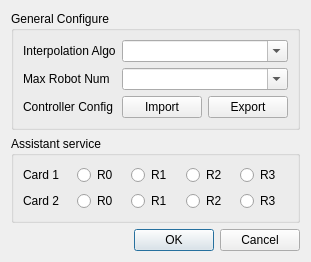
lazyshawn/NeoRobotController, file src/ui/forms/advanceConfigWindow.ui: the form before one commit.
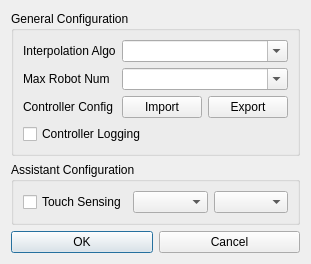
The form after the commit.

```diff
--- a/src/ui/forms/advanceConfigWindow.ui
+++ b/src/ui/forms/advanceConfigWindow.ui
@@ -6,8 +6,8 @@
    <rect>
     <x>0</x>
     <y>0</y>
-    <width>227</width>
-    <height>176</height>
+    <width>231</width>
+    <height>182</height>
    </rect>
   </property>
   <property name="windowTitle">
@@ -15,35 +15,47 @@
   </property>
   <layout class="QGridLayout" name="gridLayout_2">
    <item row="2" column="0">
-    <widget class="QDialogButtonBox" name="buttonBox">
-     <property name="orientation">
-      <enum>Qt::Horizontal</enum>
+    <widget class="QPushButton" name="pushButton_3">
+     <property name="text">
+      <string>OK</string>
      </property>
-     <property name="standardButtons">
-      <set>QDialogButtonBox::Cancel|QDialogButtonBox::Ok</set>
+    </widget>
+   </item>
+   <item row="2" column="1">
+    <widget class="QPushButton" name="pushButton_4">
+     <property name="text">
+      <string>Cancel</string>
      </property>
     </widget>
    </item>
-   <item row="0" column="0">
+   <item row="1" column="0" colspan="2">
+    <widget class="QGroupBox" name="groupBox_2">
+     <property name="title">
+      <string>Assistant Configuration</string>
+     </property>
+     <layout class="QGridLayout" name="gridLayout">
+      <item row="0" column="0">
+       <widget class="QCheckBox" name="checkBox">
+        <property name="text">
+         <string>Touch Sensing</string>
+        </property>
+       </widget>
+      </item>
+      <item row="0" column="2">
+       <widget class="QComboBox" name="comboBox_4"/>
+      </item>
+      <item row="0" column="1">
+       <widget class="QComboBox" name="comboBox_3"/>
+      </item>
+     </layout>
+    </widget>
+   </item>
+   <item row="0" column="0" colspan="2">
     <widget class="QGroupBox" name="groupBox">
      <property name="title">
-      <string>General Configure</string>
+      <string>General Configuration</string>
      </property>
      <layout class="QGridLayout" name="gridLayout_3">
-      <item row="2" column="0">
-       <widget class="QLabel" name="label_3">
-        <property name="text">
-         <string>Controller Config</string>
-        </property>
-       </widget>
-      </item>
-      <item row="2" column="2">
-       <widget class="QPushButton" name="pushButton_2">
-        <property name="text">
-         <string>Export</string>
-        </property>
-       </widget>
-      </item>
       <item row="2" column="1">
        <widget class="QPushButton" name="pushButton">
         <property name="text">
@@ -51,6 +63,13 @@
         </property>
        </widget>
       </item>
+      <item row="2" column="0">
+       <widget class="QLabel" name="label_3">
+        <property name="text">
+         <string>Controller Config</string>
+        </property>
+       </widget>
+      </item>
       <item row="0" column="1" colspan="2">
        <widget class="QComboBox" name="comboBox">
         <property name="editable">
@@ -58,13 +77,6 @@
         </property>
        </widget>
       </item>
-      <item row="1" column="1" colspan="2">
-       <widget class="QComboBox" name="comboBox_2">
-        <property name="editable">
-         <bool>true</bool>
-        </property>
-       </widget>
-      </item>
       <item row="0" column="0">
        <widget class="QLabel" name="label">
         <property name="text">
@@ -79,82 +91,24 @@
         </property>
        </widget>
       </item>
-     </layout>
-    </widget>
-   </item>
-   <item row="1" column="0">
-    <widget class="QGroupBox" name="groupBox_2">
-     <property name="title">
-      <string>Assistant service</string>
-     </property>
-     <layout class="QGridLayout" name="gridLayout">
-      <item row="0" column="2">
-       <widget class="QRadioButton" name="radioButton_3">
-        <property name="text">
-         <string>R1</string>
-        </property>
-       </widget>
-      </item>
-      <item row="2" column="0">
-       <widget class="QLabel" name="label_5">
-        <property name="text">
-         <string>Card 2</string>
-        </property>
-       </widget>
-      </item>
-      <item row="2" column="1">
-       <widget class="QRadioButton" name="radioButton_2">
-        <property name="text">
-         <string>R0</string>
+      <item row="1" column="1" colspan="2">
+       <widget class="QComboBox" name="comboBox_2">
+        <property name="editable">
+         <bool>true</bool>
         </property>
        </widget>
       </item>
       <item row="2" column="2">
-       <widget class="QRadioButton" name="radioButton_4">
+       <widget class="QPushButton" name="pushButton_2">
         <property name="text">
-         <string>R1</string>
+         <string>Export</string>
         </property>
        </widget>
       </item>
-      <item row="2" column="3">
-       <widget class="QRadioButton" name="radioButton_6">
+      <item row="3" column="0" colspan="3">
+       <widget class="QCheckBox" name="checkBox_2">
         <property name="text">
-         <string>R2</string>
-        </property>
-       </widget>
-      </item>
-      <item row="0" column="1">
-       <widget class="QRadioButton" name="radioButton">
-        <property name="text">
-         <string>R0</string>
-        </property>
-       </widget>
-      </item>
-      <item row="0" column="0">
-       <widget class="QLabel" name="label_4">
-        <property name="text">
-         <string>Card 1</string>
-        </property>
-       </widget>
-      </item>
-      <item row="0" column="3">
-       <widget class="QRadioButton" name="radioButton_5">
-        <property name="text">
-         <string>R2</string>
-        </property>
-       </widget>
-      </item>
-      <item row="2" column="4">
-       <widget class="QRadioButton" name="radioButton_8">
-        <property name="text">
-         <string>R3</string>
-        </property>
-       </widget>
-      </item>
-      <item row="0" column="4">
-       <widget class="QRadioButton" name="radioButton_7">
-        <property name="text">
-         <string>R3</string>
+         <string>Controller Logging</string>
         </property>
        </widget>
       </item>
```
